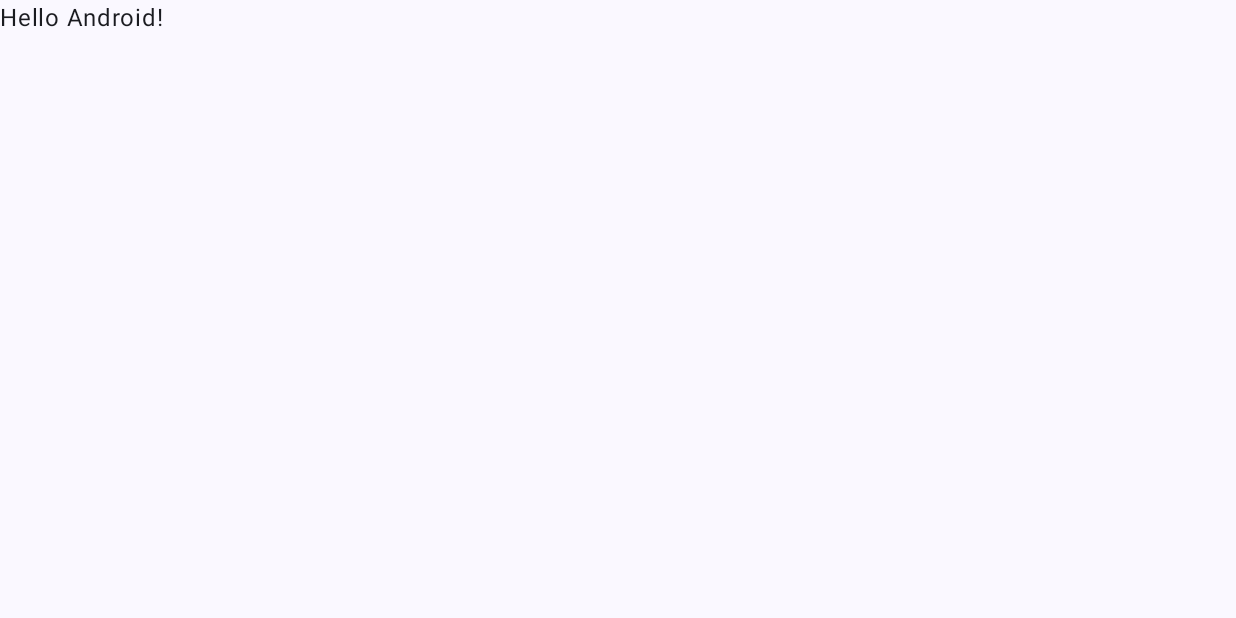
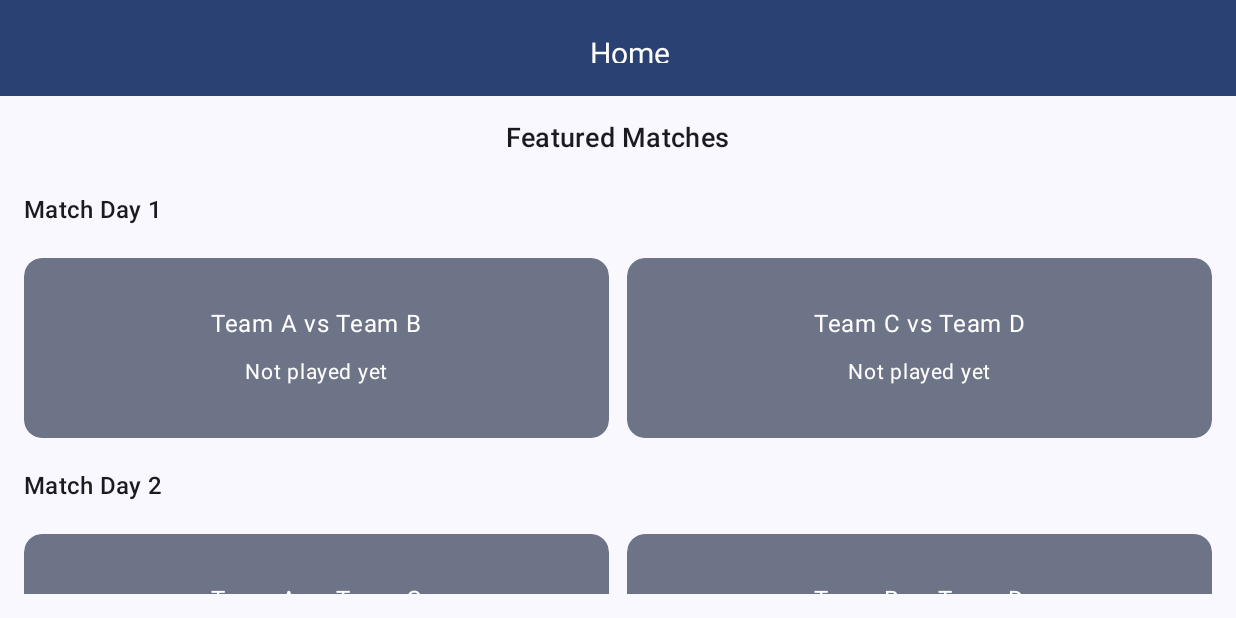
Before and after one commit to Asim-7/MatchSimulator, an Android app built with Jetpack Compose: the screen it shows after launch (MainActivity), on a phone screen of 824 x 412 dp (held sideways). Before the commit the screen is almost empty. Run offline under Robolectric (Android 15) with nearby library versions, the phone set to English and light mode, and no system bars; our stand-ins replace Dagger/Hilt's generated code, Room's generated code.

Commit message:
Add Hilt DI and Room db with MVVM

```diff
--- a/app/src/main/AndroidManifest.xml
+++ b/app/src/main/AndroidManifest.xml
@@ -3,6 +3,7 @@
     xmlns:tools="http://schemas.android.com/tools">
 
     <application
+        android:name=".MatchSimulatorApp"
         android:allowBackup="true"
         android:dataExtractionRules="@xml/data_extraction_rules"
         android:fullBackupContent="@xml/backup_rules"
--- a/app/src/main/java/com/miniclip/matchsimulator/MainActivity.kt
+++ b/app/src/main/java/com/miniclip/matchsimulator/MainActivity.kt
@@ -4,46 +4,33 @@ import android.os.Bundle
 import androidx.activity.ComponentActivity
 import androidx.activity.compose.setContent
 import androidx.activity.enableEdgeToEdge
-import androidx.compose.foundation.layout.fillMaxSize
-import androidx.compose.foundation.layout.padding
-import androidx.compose.material3.Scaffold
-import androidx.compose.material3.Text
 import androidx.compose.runtime.Composable
-import androidx.compose.ui.Modifier
 import androidx.compose.ui.tooling.preview.Preview
+import com.miniclip.matchsimulator.ui.matches.MatchDaysScreen
 import com.miniclip.matchsimulator.ui.theme.MatchSimulatorTheme
 import com.miniclip.matchsimulator.utils.BackgroundAudioPlayer
+import com.miniclip.matchsimulator.utils.HideSystemBars
+import dagger.hilt.android.AndroidEntryPoint
 
+@AndroidEntryPoint
 class MainActivity : ComponentActivity() {
     override fun onCreate(savedInstanceState: Bundle?) {
         super.onCreate(savedInstanceState)
         enableEdgeToEdge()
         setContent {
             MatchSimulatorTheme {
+                HideSystemBars()
                 BackgroundAudioPlayer() // Initialize background audio player
-                Scaffold(modifier = Modifier.fillMaxSize()) { innerPadding ->
-                    Greeting(
-                        name = "Android",
-                        modifier = Modifier.padding(innerPadding)
-                    )
-                }
+                MatchDaysScreen()
             }
         }
     }
 }
 
+@Preview(showBackground = true, widthDp = 640, heightDp = 360)
 @Composable
-fun Greeting(name: String, modifier: Modifier = Modifier) {
-    Text(
-        text = "Hello $name!",
-        modifier = modifier
-    )
-}
-
-@Preview(showBackground = true)
-@Composable
-fun GreetingPreview() {
+fun MatchDaysScreenPreview() {
     MatchSimulatorTheme {
-        Greeting("Android")
+        MatchDaysScreen()
     }
 }
--- /dev/null
+++ b/app/src/main/java/com/miniclip/matchsimulator/MatchSimulatorApp.kt
@@ -0,0 +1,7 @@
+package com.miniclip.matchsimulator
+
+import android.app.Application
+import dagger.hilt.android.HiltAndroidApp
+
+@HiltAndroidApp
+class MatchSimulatorApp : Application()
--- /dev/null
+++ b/app/src/main/java/com/miniclip/matchsimulator/data/local/AppDatabase.kt
@@ -0,0 +1,10 @@
+package com.miniclip.matchsimulator.data.local
+
+import androidx.room.Database
+import androidx.room.RoomDatabase
+import com.miniclip.matchsimulator.data.model.MatchEntity
+
+@Database(entities = [MatchEntity::class], version = 1)
+abstract class AppDatabase : RoomDatabase() {
+    abstract fun matchDao(): MatchDao
+}
--- /dev/null
+++ b/app/src/main/java/com/miniclip/matchsimulator/data/local/MatchDao.kt
@@ -0,0 +1,20 @@
+package com.miniclip.matchsimulator.data.local
+
+import androidx.room.*
+import com.miniclip.matchsimulator.data.model.MatchEntity
+import kotlinx.coroutines.flow.Flow
+
+@Dao
+interface MatchDao {
+    @Query("SELECT * FROM matches ORDER BY matchDay, id")
+    fun getAllMatches(): Flow<List<MatchEntity>>
+
+    @Insert(onConflict = OnConflictStrategy.REPLACE)
+    suspend fun insertMatches(matches: List<MatchEntity>)
+
+    @Update
+    suspend fun updateMatch(match: MatchEntity)
+
+    @Query("DELETE FROM matches")
+    suspend fun clearMatches()
+}
--- /dev/null
+++ b/app/src/main/java/com/miniclip/matchsimulator/data/model/MatchEntity.kt
@@ -0,0 +1,14 @@
+package com.miniclip.matchsimulator.data.model
+
+import androidx.room.Entity
+import androidx.room.PrimaryKey
+
+@Entity(tableName = "matches")
+data class MatchEntity(
+    @PrimaryKey(autoGenerate = true) val id: Int = 0,
+    val matchDay: Int,
+    val homeTeam: String,
+    val awayTeam: String,
+    val homeScore: Int?, // null means not played yet
+    val awayScore: Int?  // null means not played yet
+)
--- /dev/null
+++ b/app/src/main/java/com/miniclip/matchsimulator/data/remote/DummyData.kt
@@ -0,0 +1,50 @@
+package com.miniclip.matchsimulator.data.remote
+
+import com.miniclip.matchsimulator.data.model.MatchEntity
+
+object DummyData {
+    val matches = listOf(
+        MatchEntity(
+            matchDay = 1,
+            homeTeam = "Team A",
+            awayTeam = "Team B",
+            homeScore = null,
+            awayScore = null
+        ),
+        MatchEntity(
+            matchDay = 1,
+            homeTeam = "Team C",
+            awayTeam = "Team D",
+            homeScore = null,
+            awayScore = null
+        ),
+        MatchEntity(
+            matchDay = 2,
+            homeTeam = "Team A",
+            awayTeam = "Team C",
+            homeScore = null,
+            awayScore = null
+        ),
+        MatchEntity(
+            matchDay = 2,
+            homeTeam = "Team B",
+            awayTeam = "Team D",
+            homeScore = null,
+            awayScore = null
+        ),
+        MatchEntity(
+            matchDay = 3,
+            homeTeam = "Team A",
+            awayTeam = "Team D",
+            homeScore = null,
+            awayScore = null
+        ),
+        MatchEntity(
+            matchDay = 3,
+            homeTeam = "Team B",
+            awayTeam = "Team C",
+            homeScore = null,
+            awayScore = null
+        )
+    )
+}
--- /dev/null
+++ b/app/src/main/java/com/miniclip/matchsimulator/data/repository/MatchRepository.kt
@@ -0,0 +1,11 @@
+package com.miniclip.matchsimulator.data.repository
+
+import com.miniclip.matchsimulator.data.model.MatchEntity
+import kotlinx.coroutines.flow.Flow
+
+interface MatchRepository {
+    fun getAllMatches(): Flow<List<MatchEntity>>
+    suspend fun insertMatches(matches: List<MatchEntity>)
+    suspend fun clearMatches()
+    suspend fun getDummyMatches(): List<MatchEntity>
+}
--- /dev/null
+++ b/app/src/main/java/com/miniclip/matchsimulator/data/repository/MatchRepositoryImpl.kt
@@ -0,0 +1,35 @@
+package com.miniclip.matchsimulator.data.repository
+
+import com.miniclip.matchsimulator.data.local.MatchDao
+import com.miniclip.matchsimulator.data.model.MatchEntity
+import com.miniclip.matchsimulator.data.remote.DummyData
+import kotlinx.coroutines.Dispatchers
+import kotlinx.coroutines.withContext
+import kotlinx.coroutines.flow.Flow
+import javax.inject.Inject
+
+class MatchRepositoryImpl @Inject constructor(
+    private val matchDao: MatchDao
+) : MatchRepository {
+
+    override fun getAllMatches(): Flow<List<MatchEntity>> {
+        return matchDao.getAllMatches()
+    }
+
+    override suspend fun insertMatches(matches: List<MatchEntity>) {
+        withContext(Dispatchers.IO) {
+            matchDao.insertMatches(matches)
+        }
+    }
+
+    override suspend fun clearMatches() {
+        withContext(Dispatchers.IO) {
+            matchDao.clearMatches()
+        }
+    }
+
+    override suspend fun getDummyMatches(): List<MatchEntity> {
+        // Simulate remote fetch
+        return DummyData.matches
+    }
+}
--- /dev/null
+++ b/app/src/main/java/com/miniclip/matchsimulator/di/AppModule.kt
@@ -0,0 +1,31 @@
+package com.miniclip.matchsimulator.di
+
+import android.app.Application
+import androidx.room.Room
+import com.miniclip.matchsimulator.data.local.AppDatabase
+import com.miniclip.matchsimulator.data.local.MatchDao
+import com.miniclip.matchsimulator.data.repository.MatchRepository
+import com.miniclip.matchsimulator.data.repository.MatchRepositoryImpl
+import dagger.Module
+import dagger.Provides
+import dagger.hilt.InstallIn
+import dagger.hilt.components.SingletonComponent
+import javax.inject.Singleton
+
+@Module
+@InstallIn(SingletonComponent::class)
+object AppModule {
+
+    @Provides
+    @Singleton
+    fun provideDatabase(app: Application): AppDatabase =
+        Room.databaseBuilder(app, AppDatabase::class.java, "matches.db").build()
+
+    @Provides
+    fun provideMatchDao(db: AppDatabase): MatchDao = db.matchDao()
+
+    @Provides
+    @Singleton
+    fun provideMatchRepository(matchDao: MatchDao): MatchRepository =
+        MatchRepositoryImpl(matchDao)
+}
--- /dev/null
+++ b/app/src/main/java/com/miniclip/matchsimulator/ui/components/CommonTopBar.kt
@@ -0,0 +1,29 @@
+package com.miniclip.matchsimulator.ui.components
+
+import androidx.compose.material3.*
+import androidx.compose.runtime.Composable
+import androidx.compose.ui.text.style.TextAlign
+import androidx.compose.ui.unit.sp
+import androidx.compose.ui.Modifier
+import androidx.compose.foundation.layout.fillMaxWidth
+import androidx.compose.foundation.layout.height
+import androidx.compose.ui.unit.dp
+
+@OptIn(ExperimentalMaterial3Api::class)
+@Composable
+fun CommonTopBar(title: String) {
+    TopAppBar(
+        title = {
+            Text(
+                text = title,
+                fontSize = 20.sp,
+                textAlign = TextAlign.Center,
+                modifier = Modifier.fillMaxWidth().height(20.dp)
+            )
+        },
+        colors = TopAppBarDefaults.topAppBarColors(
+            containerColor = MaterialTheme.colorScheme.primary,
+            titleContentColor = MaterialTheme.colorScheme.onPrimary
+        )
+    )
+}
--- /dev/null
+++ b/app/src/main/java/com/miniclip/matchsimulator/ui/matches/MatchDaysScreen.kt
@@ -0,0 +1,113 @@
+package com.miniclip.matchsimulator.ui.matches
+
+import androidx.compose.foundation.shape.RoundedCornerShape
+import androidx.compose.ui.draw.clip
+import com.miniclip.matchsimulator.ui.components.CommonTopBar
+import androidx.compose.foundation.layout.*
+import androidx.compose.foundation.lazy.grid.*
+import androidx.compose.material3.*
+import androidx.compose.runtime.*
+import androidx.compose.ui.Modifier
+import androidx.compose.ui.Alignment
+import androidx.compose.ui.unit.dp
+import androidx.compose.ui.unit.sp
+import androidx.hilt.navigation.compose.hiltViewModel
+
+@Composable
+fun MatchDaysScreen(
+    viewModel: MatchesViewModel = hiltViewModel()
+) {
+    val matches by viewModel.matches.collectAsState()
+
+    Scaffold(
+        topBar = { CommonTopBar(title = "Home") }
+    ) { padding ->
+        Column(
+            modifier = Modifier
+                .padding(padding)
+                .fillMaxSize()
+                .padding(16.dp)
+        ) {
+            Box(
+                modifier = Modifier.fillMaxWidth(),
+                contentAlignment = Alignment.Center
+            ) {
+                Text(
+                    text = "Featured Matches",
+                    fontSize = 18.sp,
+                    style = MaterialTheme.typography.titleMedium
+                )
+            }
+
+            Spacer(modifier = Modifier.height(8.dp))
+
+            if (matches.isEmpty()) {
+                Box(
+                    modifier = Modifier
+                        .fillMaxWidth()
+                        .padding(32.dp),
+                    contentAlignment = Alignment.Center
+                ) {
+                    Text(text = "No matches", fontSize = 16.sp)
+                }
+            } else {
+                // Group matches by matchDay for display
+                val grouped = matches.groupBy { it.matchDay }
+                LazyVerticalGrid(
+                    columns = GridCells.Fixed(2),
+                    modifier = Modifier.fillMaxSize(),
+                    verticalArrangement = Arrangement.spacedBy(12.dp),
+                    horizontalArrangement = Arrangement.spacedBy(12.dp),
+                    contentPadding = PaddingValues(vertical = 8.dp)
+                ) {
+                    grouped.forEach { (day, dayMatches) ->
+                        item(span = { GridItemSpan(maxLineSpan) }) {
+                            Text(
+                                text = "Match Day $day",
+                                style = MaterialTheme.typography.titleMedium,
+                                modifier = Modifier.padding(vertical = 8.dp)
+                            )
+                        }
+                        items(dayMatches.size) { index ->
+                            val match = dayMatches[index]
+                            Card(
+                                modifier = Modifier
+                                    .height(120.dp)
+                                    .clip(RoundedCornerShape(12.dp)),
+                                colors = CardDefaults.cardColors(
+                                    containerColor = MaterialTheme.colorScheme.secondaryContainer
+                                )
+                            ) {
+                                Box(
+                                    modifier = Modifier
+                                        .fillMaxSize()
+                                        .padding(16.dp),
+                                    contentAlignment = Alignment.Center
+                                ) {
+                                    Column(horizontalAlignment = Alignment.CenterHorizontally) {
+                                        Text(
+                                            text = "${match.homeTeam} vs ${match.awayTeam}",
+                                            fontSize = 16.sp
+                                        )
+                                        Spacer(modifier = Modifier.height(8.dp))
+                                        if (match.homeScore != null && match.awayScore != null) {
+                                            Text(
+                                                text = "Score: ${match.homeScore} - ${match.awayScore}",
+                                                fontSize = 14.sp
+                                            )
+                                        } else {
+                                            Text(
+                                                text = "Not played yet",
+                                                fontSize = 14.sp
+                                            )
+                                        }
+                                    }
+                                }
+                            }
+                        }
+                    }
+                }
+            }
+        }
+    }
+}
--- /dev/null
+++ b/app/src/main/java/com/miniclip/matchsimulator/ui/matches/MatchesViewModel.kt
@@ -0,0 +1,40 @@
+package com.miniclip.matchsimulator.ui.matches
+
+import androidx.lifecycle.ViewModel
+import androidx.lifecycle.viewModelScope
+import com.miniclip.matchsimulator.data.model.MatchEntity
+import com.miniclip.matchsimulator.data.repository.MatchRepository
+import dagger.hilt.android.lifecycle.HiltViewModel
+import kotlinx.coroutines.flow.SharingStarted
+import kotlinx.coroutines.flow.StateFlow
+import kotlinx.coroutines.flow.stateIn
+import kotlinx.coroutines.launch
+import javax.inject.Inject
+
+@HiltViewModel
+class MatchesViewModel @Inject constructor(private val repository: MatchRepository) : ViewModel() {
+
+    val matches: StateFlow<List<MatchEntity>> =
+        repository.getAllMatches().stateIn(viewModelScope, SharingStarted.Lazily, emptyList())
+
+    init {
+        ensureDummyDataIfEmpty()
+    }
+
+    private fun ensureDummyDataIfEmpty() {
+        viewModelScope.launch {
+            val localMatches = matches.value
+            if (localMatches.isEmpty()) {
+                val remoteMatches = repository.getDummyMatches()
+                repository.insertMatches(remoteMatches)
+            }
+        }
+    }
+
+    fun clearMatchesAndInsertDummy() {
+        viewModelScope.launch {
+            repository.clearMatches()
+            ensureDummyDataIfEmpty()
+        }
+    }
+}
--- a/app/src/main/java/com/miniclip/matchsimulator/utils/BackgroundAudioPlayer.kt
+++ b/app/src/main/java/com/miniclip/matchsimulator/utils/BackgroundAudioPlayer.kt
@@ -27,6 +27,7 @@ fun BackgroundAudioPlayer() {
             val mediaItem = MediaItem.fromUri(audioUri)
             setMediaItem(mediaItem)
             prepare()
+            repeatMode = ExoPlayer.REPEAT_MODE_ALL // Loop audio
         }
     }
 
--- /dev/null
+++ b/app/src/main/java/com/miniclip/matchsimulator/utils/HideSystemBars.kt
@@ -0,0 +1,33 @@
+package com.miniclip.matchsimulator.utils
+
+import android.annotation.SuppressLint
+import android.os.Build
+import android.view.WindowInsets
+import android.view.WindowInsetsController
+import androidx.compose.runtime.Composable
+import androidx.compose.runtime.SideEffect
+import androidx.compose.ui.platform.LocalView
+import androidx.compose.ui.platform.LocalContext
+
+@SuppressLint("ContextCastToActivity")
+@Composable
+fun HideSystemBars() {
+    val view = LocalView.current
+    val activity = LocalContext.current as? android.app.Activity
+    SideEffect {
+        if (Build.VERSION.SDK_INT >= Build.VERSION_CODES.R) {
+            activity?.window?.insetsController?.let { controller ->
+                controller.hide(WindowInsets.Type.statusBars() or WindowInsets.Type.navigationBars())
+                controller.systemBarsBehavior =
+                    WindowInsetsController.BEHAVIOR_SHOW_TRANSIENT_BARS_BY_SWIPE
+            }
+        } else {
+            @Suppress("DEPRECATION")
+            view.systemUiVisibility = (
+                    android.view.View.SYSTEM_UI_FLAG_IMMERSIVE_STICKY
+                            or android.view.View.SYSTEM_UI_FLAG_FULLSCREEN
+                            or android.view.View.SYSTEM_UI_FLAG_HIDE_NAVIGATION
+                    )
+        }
+    }
+}
--- a/build.gradle.kts
+++ b/build.gradle.kts
@@ -2,4 +2,7 @@
 plugins {
     alias(libs.plugins.android.application) apply false
     alias(libs.plugins.kotlin.android) apply false
+    alias(libs.plugins.kotlin.kapt) apply false
+    alias(libs.plugins.kotlin.compose) apply false
+    alias(libs.plugins.hilt.android) apply false
 }
```
Also changed, not shown: app/build.gradle.kts (+13 -0 lines), gradle/libs.versions.toml (+15 -2 lines), gradle/wrapper/gradle-wrapper.properties.
